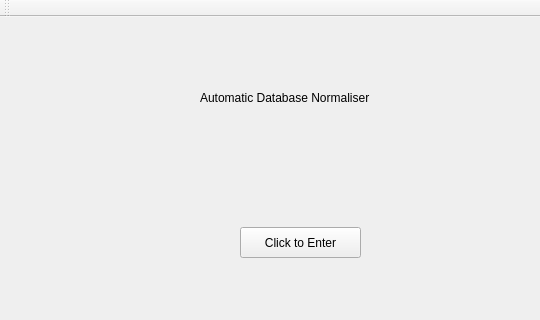
The window that mainwindow.ui (shanidchamal/ADN) describes before a commit, drawn with Qt 5; both pictures show x 0 to 540 and y 0 to 320 of the 641 by 445 pixel window.
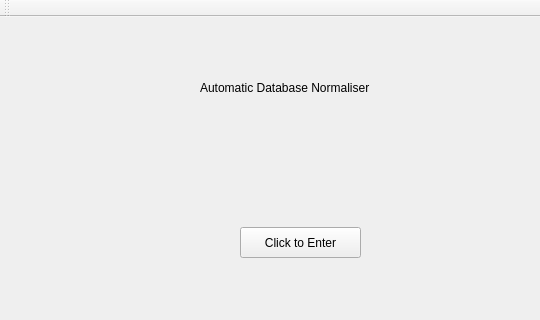
The same window after the commit.

Patch:
```diff
--- a/mainwindow.ui
+++ b/mainwindow.ui
@@ -18,7 +18,7 @@
     <property name="geometry">
      <rect>
       <x>200</x>
-      <y>60</y>
+      <y>50</y>
       <width>201</width>
       <height>41</height>
      </rect>
```
